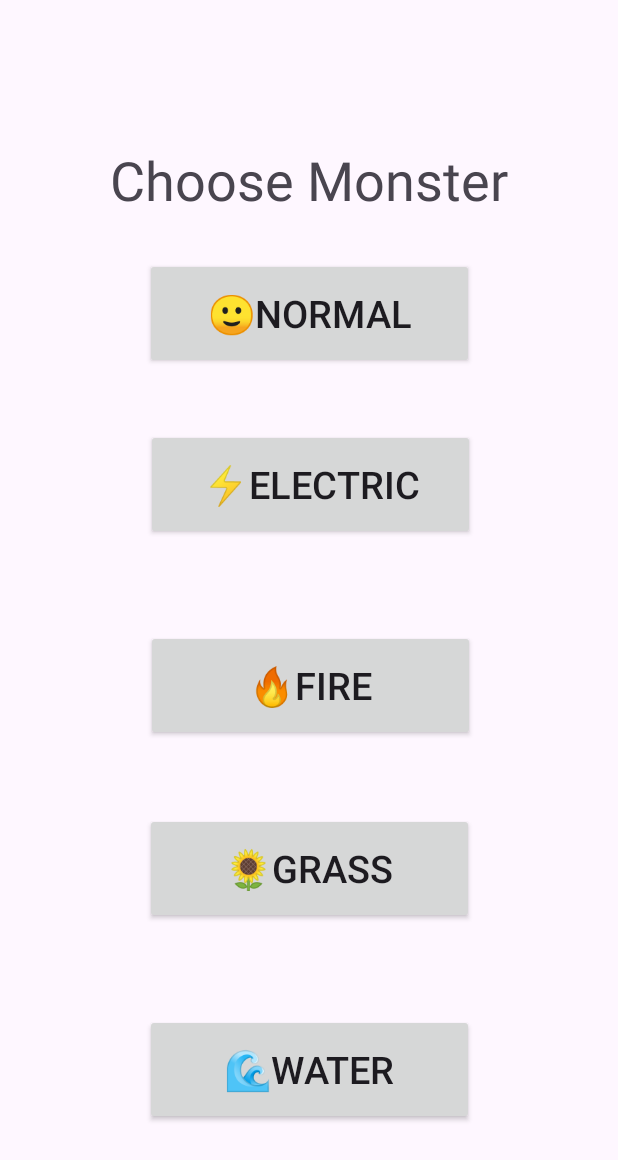
After one commit to qzmp010/Lutra_Legally_Distinct_Pocket_Monster_Arena, an Android app: the ChooseMonsterActivity screen opened directly, with no data from a screen before it, on a phone screen of 412 x 824 dp. The commit adds this screen. Shown: the top 1160 px of the screen. Run offline under Robolectric (Android 15) with nearby library versions, the light colour scheme and no system bars.

Commit message:
implemented ChooseMonsterActivity.java for normal users, please test the functionality for now.

```diff
--- /dev/null
+++ b/app/src/main/res/layout/activity_choose_monster.xml
@@ -0,0 +1,94 @@
+<?xml version="1.0" encoding="utf-8"?>
+<androidx.constraintlayout.widget.ConstraintLayout xmlns:android="http://schemas.android.com/apk/res/android"
+    xmlns:app="http://schemas.android.com/apk/res-auto"
+    xmlns:tools="http://schemas.android.com/tools"
+    android:id="@+id/main"
+    android:layout_width="match_parent"
+    android:layout_height="match_parent"
+    tools:context=".ChooseMonsterActivity">
+
+    <TextView
+        android:id="@+id/ChooseMonsterTextView"
+        android:layout_width="wrap_content"
+        android:layout_height="wrap_content"
+        android:layout_marginBottom="680dp"
+        android:gravity="center"
+        android:text="@string/choose_monster"
+        android:textSize="36sp"
+        app:layout_constraintBottom_toBottomOf="parent"
+        app:layout_constraintEnd_toEndOf="parent"
+        app:layout_constraintStart_toStartOf="parent" />
+
+    <Button
+        android:id="@+id/NORMAL"
+        android:layout_width="219dp"
+        android:layout_height="74dp"
+        android:layout_marginTop="28dp"
+        android:gravity="center"
+        android:text="@string/Normal"
+        android:textSize="25sp"
+        app:layout_constraintEnd_toEndOf="parent"
+        app:layout_constraintHorizontal_bias="0.502"
+        app:layout_constraintStart_toStartOf="parent"
+        app:layout_constraintTop_toBottomOf="@+id/ChooseMonsterTextView" />
+
+    <Button
+        android:id="@+id/ELECTRIC"
+        android:layout_width="219dp"
+        android:layout_height="74dp"
+        android:layout_marginTop="40dp"
+        android:gravity="center"
+        android:text="@string/electric"
+        android:textSize="25sp"
+        app:layout_constraintEnd_toEndOf="parent"
+        app:layout_constraintHorizontal_bias="0.505"
+        app:layout_constraintStart_toStartOf="parent"
+        app:layout_constraintTop_toBottomOf="@+id/NORMAL" />
+
+    <Button
+        android:id="@+id/FIRE"
+        android:layout_width="219dp"
+        android:layout_height="74dp"
+        android:layout_marginTop="60dp"
+        android:gravity="center"
+        android:text="@string/fire"
+        android:textSize="25sp"
+        app:layout_constraintEnd_toEndOf="parent"
+        app:layout_constraintHorizontal_bias="0.505"
+        app:layout_constraintStart_toStartOf="parent"
+        app:layout_constraintTop_toBottomOf="@+id/ELECTRIC" />
+
+    <Button
+        android:id="@+id/GRASS"
+        android:layout_width="219dp"
+        android:layout_height="74dp"
+        android:layout_marginTop="48dp"
+        android:gravity="center"
+        android:text="@string/grass"
+        android:textSize="25sp"
+        app:layout_constraintEnd_toEndOf="parent"
+        app:layout_constraintStart_toStartOf="parent"
+        app:layout_constraintTop_toBottomOf="@+id/FIRE" />
+
+    <Button
+        android:id="@+id/WATER"
+        android:layout_width="219dp"
+        android:layout_height="74dp"
+        android:layout_marginTop="60dp"
+        android:gravity="center"
+        android:text="@string/water"
+        android:textSize="25sp"
+        app:layout_constraintEnd_toEndOf="parent"
+        app:layout_constraintStart_toStartOf="parent"
+        app:layout_constraintTop_toBottomOf="@+id/GRASS" />
+    <EditText
+        android:id="@+id/NicknameEditText"
+        android:hint="@string/enter_a_nickname"
+        android:layout_width="match_parent"
+        android:layout_height="wrap_content"
+        android:visibility="gone"
+        app:layout_constraintTop_toBottomOf="@+id/WATER"
+        />
+
+
+</androidx.constraintlayout.widget.ConstraintLayout>
--- a/app/src/main/res/values/strings.xml
+++ b/app/src/main/res/values/strings.xml
@@ -21,5 +21,13 @@
     <string name="Logout">Logout</string>
     <string name="button">Button</string>
     <string name="Battle">Battle</string>
+    <string name="choose_monster">Choose Monster</string>
+    <string name="normal">NORMAL</string>
+    <string name="Normal">🙂NORMAL</string>
+    <string name="electric">⚡ELECTRIC</string>
+    <string name="water">🌊WATER</string>
+    <string name="grass">🌻GRASS</string>
+    <string name="fire">🔥FIRE</string>
+    <string name="enter_a_nickname">Enter a nickname</string>
 
 </resources>
```
Also changed, not shown: app/src/main/AndroidManifest.xml (+6 -2 lines), app/src/main/java/com/lutra/legallydistinctpocketmonsterarea/ChooseMonsterActivity.java (added, +115 -0 lines).
